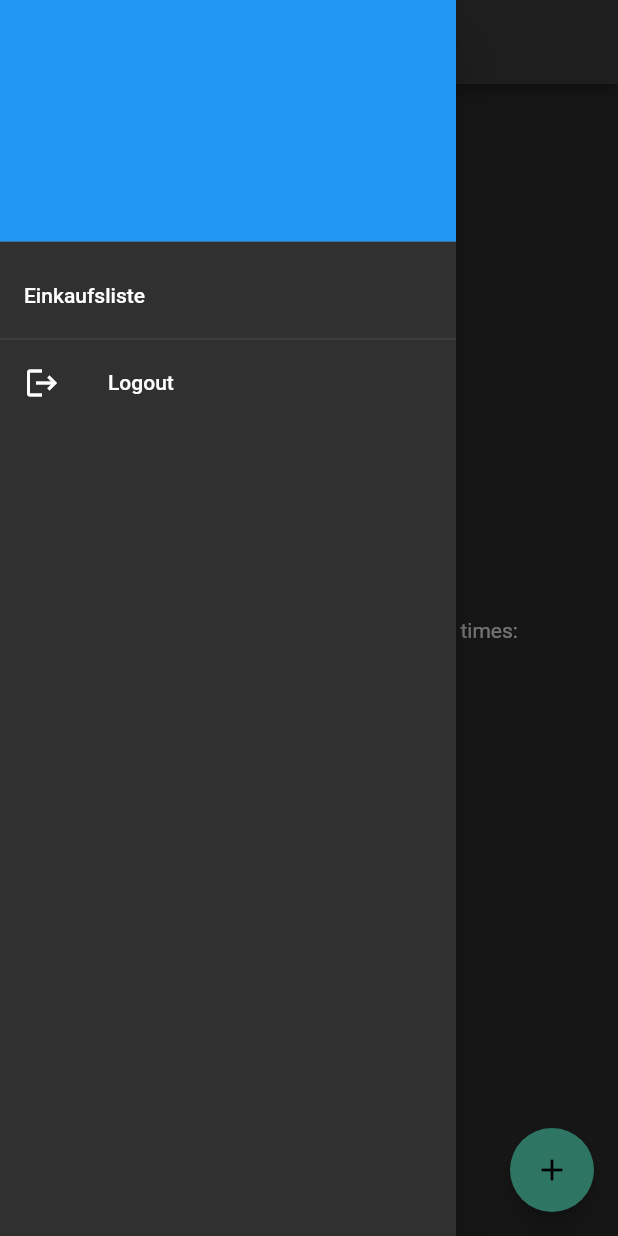
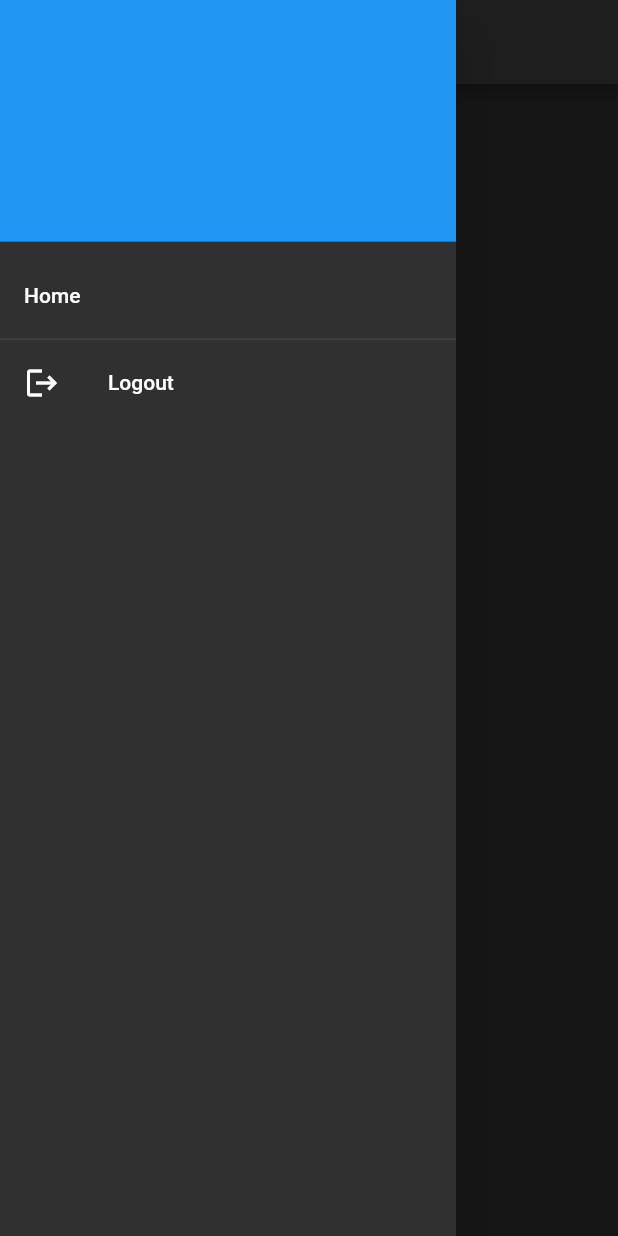
Before and after one commit to garritfra/fling, a Flutter app: the HomePage screen opened directly, with the side drawer open, on a phone screen of 412 x 824 dp. Run offline on Flutter 3.47's test engine with Material 2 defaults, Android fonts, the phone set to English and light mode, and no system bars; our stand-ins replace cloud_firestore, firebase_auth, firebase_core; missing offline and left inert: firebase_ui_auth; accounts and stored records are empty.

Commit message:
Fetch household

```diff
--- /dev/null
+++ b/lib/data/data/household.dart
@@ -0,0 +1,37 @@
+import 'package:cloud_firestore/cloud_firestore.dart';
+import 'package:firebase_auth/firebase_auth.dart';
+import 'package:flutter/foundation.dart';
+import 'user.dart';
+
+class HouseholdModel extends ChangeNotifier {
+  String? id;
+  String name;
+
+  FirebaseFirestore firestore = FirebaseFirestore.instance;
+
+  HouseholdModel({this.id, required this.name});
+
+  Future<HouseholdModel> get currentHousehold async {
+    String? uid = FirebaseAuth.instance.currentUser?.uid;
+    var snapshot = await firestore.collection("users").doc(uid).get();
+    var user = FlingUser.fromMap(Map.from(snapshot.data()!), snapshot.id);
+
+    var householdSnap = await firestore
+        .collection("households")
+        .doc(user.currentHouseholdId)
+        .get();
+
+    return HouseholdModel.fromMap(householdSnap.data()!, householdSnap.id);
+  }
+
+  factory HouseholdModel.fromMap(Map<String, dynamic> data, String? id) {
+    return HouseholdModel(id: id, name: data["name"]);
+  }
+
+  Map<String, dynamic> toMap() {
+    return {
+      "id": id,
+      "name": name,
+    };
+  }
+}
--- /dev/null
+++ b/lib/data/data/user.dart
@@ -0,0 +1,48 @@
+import 'package:cloud_firestore/cloud_firestore.dart';
+import 'package:firebase_auth/firebase_auth.dart';
+import 'package:flutter/material.dart';
+
+import 'household.dart';
+
+class FlingUser extends ChangeNotifier {
+  String uid;
+  String? currentHouseholdId;
+
+  FirebaseFirestore firestore = FirebaseFirestore.instance;
+
+  FlingUser({required this.uid, this.currentHouseholdId});
+
+  static Future<FlingUser?> get currentUser async {
+    FirebaseFirestore firestore = FirebaseFirestore.instance;
+
+    String? uid = FirebaseAuth.instance.currentUser?.uid;
+
+    if (uid == null) {
+      return null;
+    }
+    var snapshot = await firestore.collection("users").doc(uid).get();
+    return FlingUser.fromMap(Map.from(snapshot.data()!), snapshot.id);
+  }
+
+  Future<HouseholdModel> get currentHousehold async {
+    var snapshot = await firestore.collection("users").doc(uid).get();
+    var user = FlingUser.fromMap(Map.from(snapshot.data()!), snapshot.id);
+
+    var householdSnap = await firestore
+        .collection("households")
+        .doc(user.currentHouseholdId)
+        .get();
+
+    return HouseholdModel.fromMap(householdSnap.data()!, householdSnap.id);
+  }
+
+  factory FlingUser.fromMap(Map<String, dynamic> data, String uid) {
+    return FlingUser(uid: uid, currentHouseholdId: data["current_household"]);
+  }
+
+  Map<String, dynamic> toMap() {
+    return {
+      "current_household": currentHouseholdId,
+    };
+  }
+}
--- a/lib/layout/drawer.dart
+++ b/lib/layout/drawer.dart
@@ -1,5 +1,4 @@
 import 'package:firebase_auth/firebase_auth.dart';
-import 'package:firebase_core/firebase_core.dart';
 import 'package:flutter/material.dart';
 
 class FlingDrawer extends StatelessWidget {
@@ -10,7 +9,7 @@ class FlingDrawer extends StatelessWidget {
     String? email = FirebaseAuth.instance.currentUser?.email;
     String? username = FirebaseAuth.instance.currentUser?.displayName;
 
-    _buildHeader() {
+    buildHeader() {
       return UserAccountsDrawerHeader(
         decoration: const BoxDecoration(
           color: Colors.blue,
@@ -28,9 +27,9 @@ class FlingDrawer extends StatelessWidget {
         // Important: Remove any padding from the ListView.
         padding: EdgeInsets.zero,
         children: [
-          _buildHeader(),
+          buildHeader(),
           ListTile(
-            title: const Text('Einkaufsliste'),
+            title: const Text('Home'),
             onTap: () {
               Navigator.pop(context);
               Navigator.pushReplacementNamed(context, '/');
@@ -40,8 +39,8 @@ class FlingDrawer extends StatelessWidget {
             height: 2.0,
           ),
           ListTile(
-            leading: Icon(Icons.logout),
-            title: Text("Logout"),
+            leading: const Icon(Icons.logout),
+            title: const Text("Logout"),
             onTap: () {
               FirebaseAuth.instance.signOut();
               Navigator.popUntil(context, (route) => route.isFirst);
--- a/lib/pages/home.dart
+++ b/lib/pages/home.dart
@@ -1,6 +1,9 @@
 import 'package:firebase_auth/firebase_auth.dart';
+import 'package:fling/data/data/household.dart';
+import 'package:fling/data/data/user.dart';
 import 'package:fling/layout/drawer.dart';
 import 'package:flutter/material.dart';
+import 'package:provider/provider.dart';
 
 class HomePage extends StatefulWidget {
   const HomePage({super.key});
@@ -10,19 +13,6 @@ class HomePage extends StatefulWidget {
 }
 
 class _HomePageState extends State<HomePage> {
-  int _counter = 0;
-
-  void _incrementCounter() {
-    setState(() {
-      // This call to setState tells the Flutter framework that something has
-      // changed in this State, which causes it to rerun the build method below
-      // so that the display can reflect the updated values. If we changed
-      // _counter without calling setState(), then the build method would not be
-      // called again, and so nothing would appear to happen.
-      _counter++;
-    });
-  }
-
   @override
   Widget build(BuildContext context) {
     FirebaseAuth.instance.authStateChanges().listen((user) => {
@@ -34,48 +24,32 @@ class _HomePageState extends State<HomePage> {
     // The Flutter framework has been optimized to make rerunning build methods
     // fast, so that you can just rebuild anything that needs updating rather
     // than having to individually change instances of widgets.
+    return Consumer<FlingUser>(
+      builder: (BuildContext context, user, Widget? child) {
+        return FutureBuilder(
+            future: user.currentHousehold,
+            builder: (BuildContext context,
+                AsyncSnapshot<HouseholdModel> household) {
               return Scaffold(
                 appBar: AppBar(
                   // Here we take the value from the HomePage object that was created by
                   // the App.build method, and use it to set our appbar title.
-        title: const Text('Fling'),
+                  title: Text(household.data?.name ?? ""),
                 ),
-      drawer: FlingDrawer(),
+                drawer: const FlingDrawer(),
                 body: Center(
                   // Center is a layout widget. It takes a single child and positions it
                   // in the middle of the parent.
                   child: Column(
-          // Column is also a layout widget. It takes a list of children and
-          // arranges them vertically. By default, it sizes itself to fit its
-          // children horizontally, and tries to be as tall as its parent.
-          //
-          // Invoke "debug painting" (press "p" in the console, choose the
-          // "Toggle Debug Paint" action from the Flutter Inspector in Android
-          // Studio, or the "Toggle Debug Paint" command in Visual Studio Code)
-          // to see the wireframe for each widget.
-          //
-          // Column has various properties to control how it sizes itself and
-          // how it positions its children. Here we use mainAxisAlignment to
-          // center the children vertically; the main axis here is the vertical
-          // axis because Columns are vertical (the cross axis would be
-          // horizontal).
                     mainAxisAlignment: MainAxisAlignment.center,
-          children: <Widget>[
-            const Text(
-              'You have pushed the button this many times:',
-            ),
-            Text(
-              '$_counter',
-              style: Theme.of(context).textTheme.headline4,
-            ),
+                    children: const <Widget>[
+                      Text("TODO: Show overview of home")
                     ],
                   ),
                 ),
-      floatingActionButton: FloatingActionButton(
-        onPressed: _incrementCounter,
-        tooltip: 'Increment',
-        child: const Icon(Icons.add),
-      ), // This trailing comma makes auto-formatting nicer for build methods.
+              );
+            });
+      },
     );
   }
 }
--- a/pubspec.yaml
+++ b/pubspec.yaml
@@ -40,6 +40,7 @@ dependencies:
   cloud_firestore: ^4.2.0
   firebase_auth: ^4.2.0
   firebase_ui_auth: ^1.1.2
+  provider: ^6.0.4
 
 dev_dependencies:
   flutter_launcher_icons: "^0.11.0"
```
Also changed, not shown: lib/main.dart (+7 -1 lines), pubspec.lock. Lines whose indentation alone changed are shown as unchanged.
